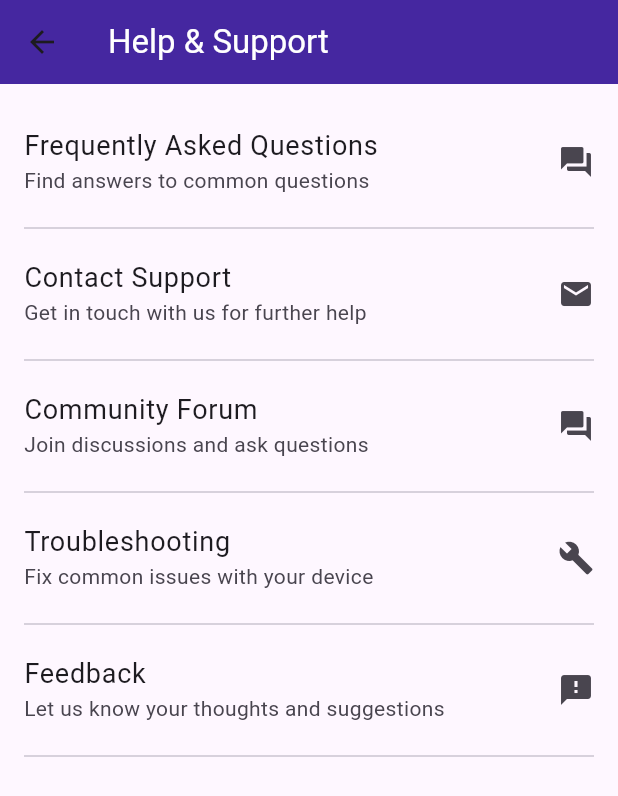
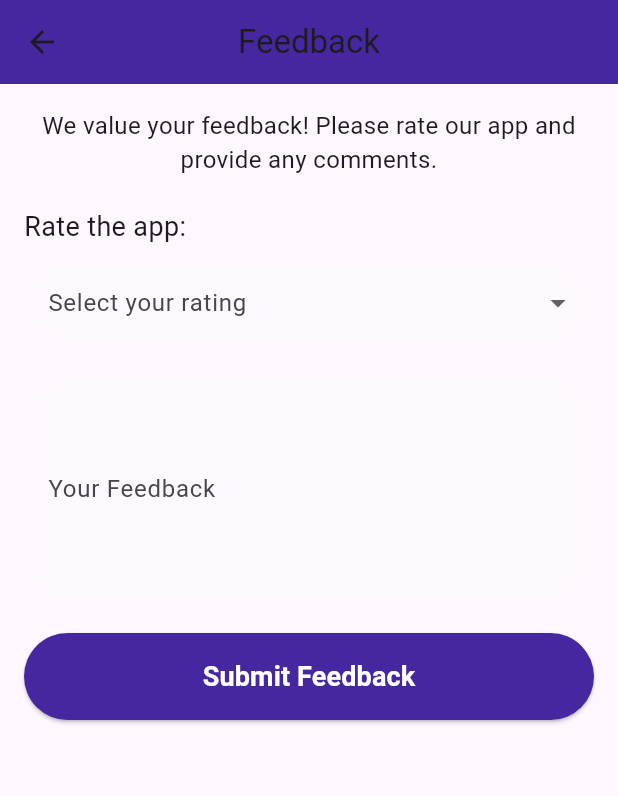
Before and after one commit to Abhi-lash27/Fixmate, a Flutter app: the HelpPage screen opened directly, after a tap on "Feedback", on a phone screen of 412 x 824 dp. Shown: the top 796 px of the screen. Run offline on Flutter 3.47's test engine with Material 3 defaults, Android fonts, the phone set to English and light mode, and no system bars; our stand-ins replace cloud_firestore, firebase_auth, firebase_core, firebase_storage, font_awesome_flutter, image_picker; accounts and stored records are empty.

Commit message:
Added faq_page,community_forum_page,feedback_page

```diff
--- /dev/null
+++ b/lib/pages/feedback_page.dart
@@ -0,0 +1,151 @@
+import 'package:flutter/material.dart';
+
+class FeedbackPage extends StatefulWidget {
+  const FeedbackPage({super.key});
+
+  @override
+  _FeedbackPageState createState() => _FeedbackPageState();
+}
+
+class _FeedbackPageState extends State<FeedbackPage> {
+  final _formKey = GlobalKey<FormState>();
+  final TextEditingController _feedbackController = TextEditingController();
+  String? _rating;
+
+  // Method to handle form submission
+  void _submitFeedback() {
+    if (_formKey.currentState!.validate()) {
+      // Here you would typically send the feedback to your backend or Firebase
+      ScaffoldMessenger.of(context).showSnackBar(
+        const SnackBar(content: Text('Thank you for your feedback!')),
+      );
+      _feedbackController.clear();
+      setState(() {
+        _rating = null;
+      });
+    }
+  }
+
+  @override
+  Widget build(BuildContext context) {
+    return Scaffold(
+      appBar: AppBar(
+        title: const Text('Feedback'),
+        backgroundColor: Colors.deepPurple.shade800,
+        centerTitle: true,
+      ),
+      body: Padding(
+        padding: const EdgeInsets.all(16.0),
+        child: Form(
+          key: _formKey,
+          child: ListView(
+            children: [
+              const Text(
+                'We value your feedback! Please rate our app and provide any comments.',
+                style: TextStyle(fontSize: 16),
+                textAlign: TextAlign.center,
+              ),
+              const SizedBox(height: 20),
+
+              // Rating Section
+              const Text(
+                'Rate the app:',
+                style: TextStyle(fontSize: 18),
+              ),
+              const SizedBox(height: 10),
+              DropdownButtonFormField<String>(
+                value: _rating,
+                onChanged: (value) {
+                  setState(() {
+                    _rating = value;
+                  });
+                },
+                items: const [
+                  DropdownMenuItem(
+                    value: '1',
+                    child: Text('1 - Poor'),
+                  ),
+                  DropdownMenuItem(
+                    value: '2',
+                    child: Text('2 - Fair'),
+                  ),
+                  DropdownMenuItem(
+                    value: '3',
+                    child: Text('3 - Good'),
+                  ),
+                  DropdownMenuItem(
+                    value: '4',
+                    child: Text('4 - Very Good'),
+                  ),
+                  DropdownMenuItem(
+                    value: '5',
+                    child: Text('5 - Excellent'),
+                  ),
+                ],
+                decoration: InputDecoration(
+                  labelText: 'Select your rating',
+                  filled: true,
+                  fillColor: Colors.white.withOpacity(0.2),
+                  border: OutlineInputBorder(
+                    borderRadius: BorderRadius.circular(30),
+                    borderSide: BorderSide.none,
+                  ),
+                ),
+                validator: (value) {
+                  if (value == null) {
+                    return 'Please select a rating';
+                  }
+                  return null;
+                },
+              ),
+              const SizedBox(height: 20),
+
+              // Feedback Text Field
+              TextFormField(
+                controller: _feedbackController,
+                maxLines: 5,
+                decoration: InputDecoration(
+                  labelText: 'Your Feedback',
+                  filled: true,
+                  fillColor: Colors.white.withOpacity(0.2),
+                  border: OutlineInputBorder(
+                    borderRadius: BorderRadius.circular(30),
+                    borderSide: BorderSide.none,
+                  ),
+                ),
+                validator: (value) {
+                  if (value == null || value.isEmpty) {
+                    return 'Please provide your feedback';
+                  }
+                  return null;
+                },
+              ),
+              const SizedBox(height: 20),
+
+              // Submit Button
+              ElevatedButton(
+                onPressed: _submitFeedback,
+                style: ElevatedButton.styleFrom(
+                  backgroundColor: Colors.deepPurple.shade800,
+                  padding: const EdgeInsets.symmetric(
+                      vertical: 16, horizontal: 80),
+                  shape: RoundedRectangleBorder(
+                    borderRadius: BorderRadius.circular(30),
+                  ),
+                ),
+                child: const Text(
+                  'Submit Feedback',
+                  style: TextStyle(
+                    fontSize: 18,
+                    fontWeight: FontWeight.bold,
+                    color: Colors.white,
+                  ),
+                ),
+              ),
+            ],
+          ),
+        ),
+      ),
+    );
+  }
+}
--- a/lib/pages/help_page.dart
+++ b/lib/pages/help_page.dart
@@ -1,3 +1,6 @@
+import 'package:fixmate/pages/community_forum_page.dart';
+import 'package:fixmate/pages/faq_page.dart';
+import 'package:fixmate/pages/feedback_page.dart';
 import 'package:flutter/material.dart';
 
 class HelpPage extends StatelessWidget {
@@ -24,19 +27,10 @@ class HelpPage extends StatelessWidget {
               subtitle: const Text('Find answers to common questions'),
               trailing: const Icon(Icons.question_answer),
               onTap: () {
-                // Navigate to FAQ page (to be implemented)
-              },
-            ),
-            const Divider(),
-
-            // Contact Support Section
-            ListTile(
-              contentPadding: EdgeInsets.zero,
-              title: const Text('Contact Support', style: TextStyle(fontSize: 18)),
-              subtitle: const Text('Get in touch with us for further help'),
-              trailing: const Icon(Icons.email),
-              onTap: () {
-                // Navigate to contact form or email support (to be implemented)
+                Navigator.push(
+                  context,
+                  MaterialPageRoute(builder: (context) => const FaqPage()),
+                );
               },
             ),
             const Divider(),
@@ -48,7 +42,10 @@ class HelpPage extends StatelessWidget {
               subtitle: const Text('Join discussions and ask questions'),
               trailing: const Icon(Icons.forum),
               onTap: () {
-                // Navigate to community forum (to be implemented)
+                Navigator.push(
+                  context,
+                  MaterialPageRoute(builder: (context) => const CommunityForumPage()),
+                );
               },
             ),
             const Divider(),
@@ -72,13 +69,24 @@ class HelpPage extends StatelessWidget {
               subtitle: const Text('Let us know your thoughts and suggestions'),
               trailing: const Icon(Icons.feedback),
               onTap: () {
-                // Navigate to feedback form (to be implemented)
+                Navigator.push(
+                  context,
+                  MaterialPageRoute(builder: (context) => const FeedbackPage()),
+                );
               },
             ),
             const Divider(),
           ],
         ),
       ),
+      // Chatbot button at the bottom right
+      floatingActionButton: FloatingActionButton(
+        backgroundColor: Colors.deepPurple.shade800,
+        child: const Icon(Icons.chat,color: Colors.white,),
+        onPressed: () {
+          // Navigate to chatbot page or open chatbot (to be implemented)
+        },
+      ),
     );
   }
 }
```
Also changed, not shown: lib/pages/community_forum_page.dart (added, +133 -0 lines), lib/pages/faq_page.dart (added, +74 -0 lines).
